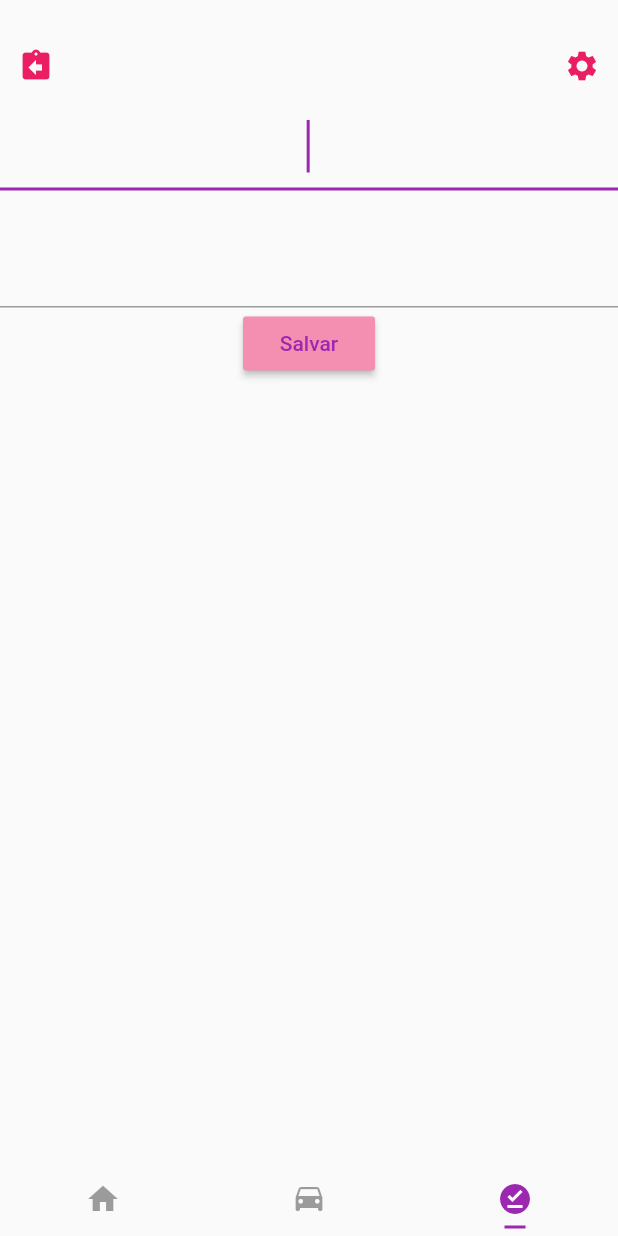
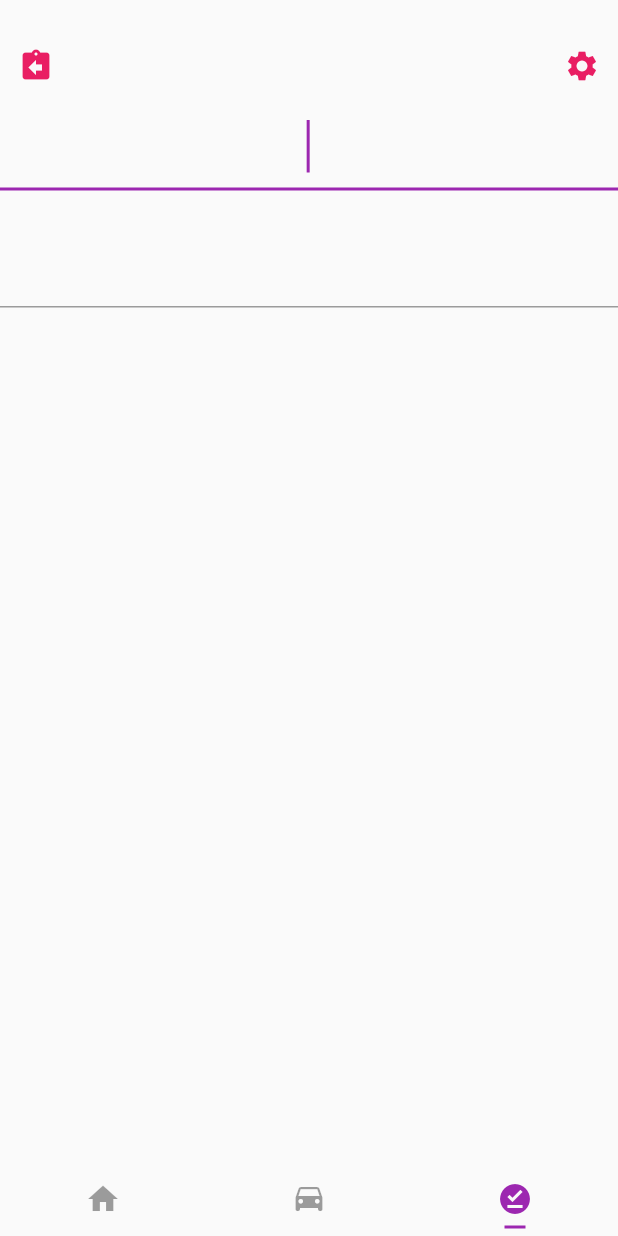
Before and after one commit to anecba/MyPocketSpace, a Flutter app: the screen it shows after launch, item 3 of the bottom bar chosen, on a phone screen of 412 x 824 dp. Run offline on Flutter 3.47's test engine with Material 2 defaults, Android fonts, the phone set to English and light mode, and no system bars; missing offline and left inert: hasura_connect.

Commit message:
Tentativa de arrumar um bug

```diff
--- a/lib/paginas/paginaPrincipal.dart
+++ b/lib/paginas/paginaPrincipal.dart
@@ -20,7 +20,7 @@ class _MinhaPaginaPrincipalState extends State<MinhaPaginaPrincipal> {
 
   @override
   void dispose() {
-    notes.close();
+    //notes.close();
     super.dispose();
   }
 
--- a/lib/paginas/telaCriandoAnotacoes.dart
+++ b/lib/paginas/telaCriandoAnotacoes.dart
@@ -21,6 +21,7 @@ class PaginaCriarAnotacoes extends StatelessWidget {
       body: SingleChildScrollView(
         child: Container(
           child: Column(
+            mainAxisSize: MainAxisSize.min,
             children: <Widget>[
               SizedBox(height: 20),
               Row(
@@ -61,7 +62,7 @@ class PaginaCriarAnotacoes extends StatelessWidget {
                   ),
                 ),
               ),
-              RaisedButton(
+              /* RaisedButton(
                 padding: const EdgeInsets.all(8.0),
                 textColor: Colors.purple,
                 color: Colors.pink[200],
@@ -72,7 +73,7 @@ class PaginaCriarAnotacoes extends StatelessWidget {
                           builder: (context) => (PaginaPrincipal())));
                 },
                 child: Text("Salvar"),
-              ),
+              ), */
             ],
           ),
         ),
```
